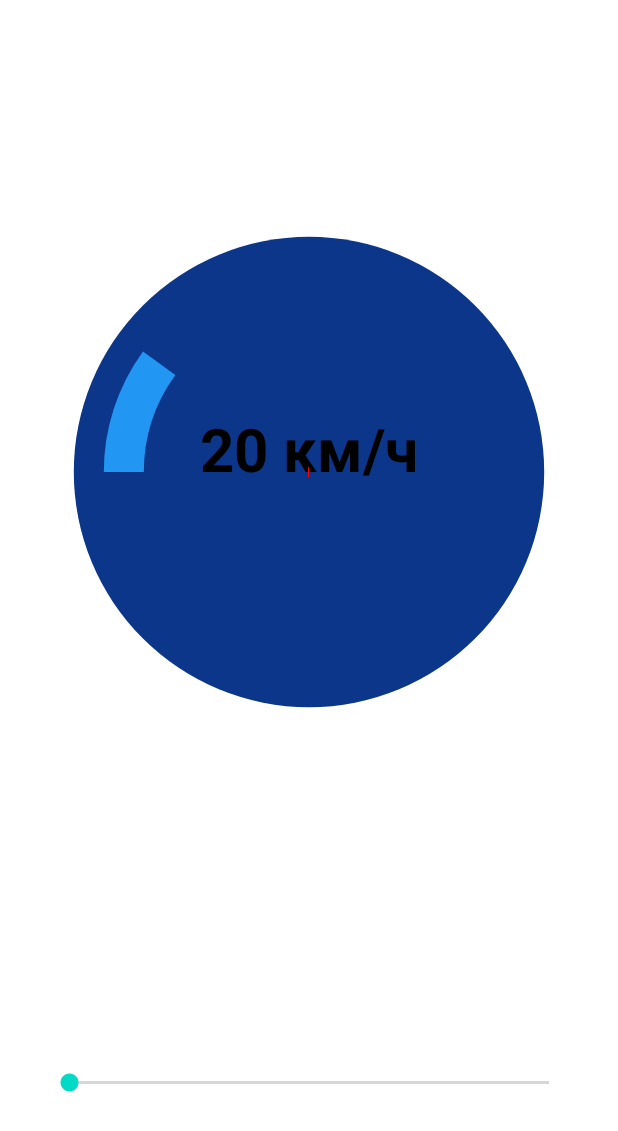
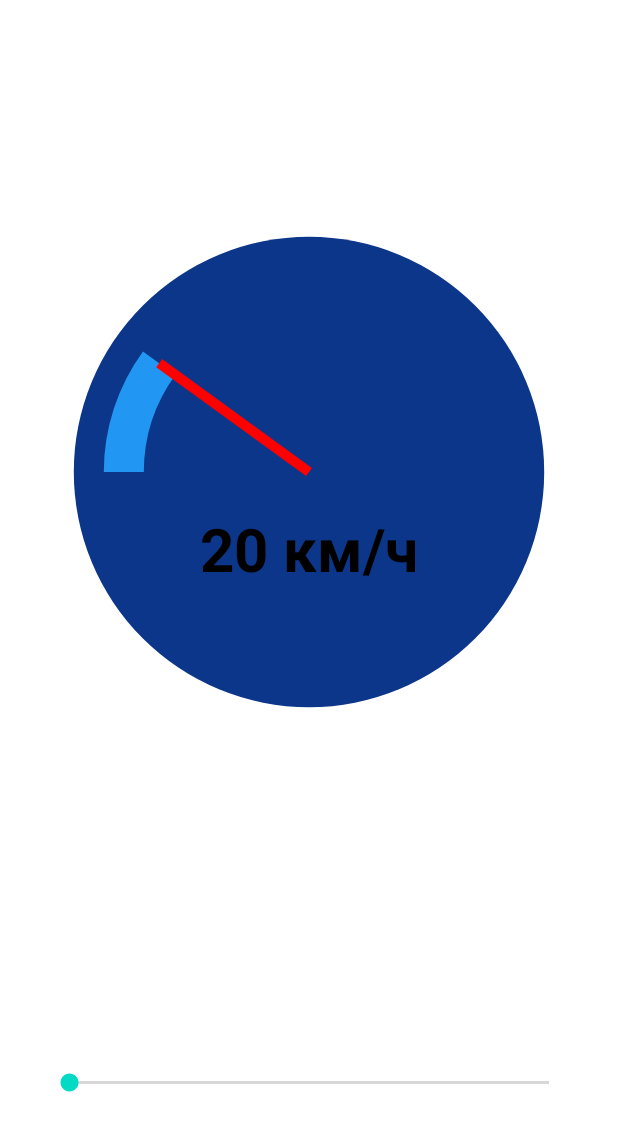
Before and after one commit to Alienstemple/Speedometer, an Android app: the layout activity_main.xml on its own in the app's theme, with its tools: preview values and no code run, on a phone screen of 412 x 824 dp. Shown: the top 1131 px of the screen. Run offline under Robolectric (Android 15) with nearby library versions, the phone set to English and light mode, and no system bars.

Commit message:
feat: Hand working

```diff
--- a/app/src/main/java/com/example/speedometer/SpeedometerView.kt
+++ b/app/src/main/java/com/example/speedometer/SpeedometerView.kt
@@ -94,21 +94,22 @@ class SpeedometerView @JvmOverloads constructor(
         canvas.drawArc(arcRect, -180f, 180f / max * progress, false, paintArc)
 
         // Draw the text label
-        canvas.drawText("$progress км/ч", mainRect.centerX(), mainRect.centerY(), paintText)
+        canvas.drawText("$progress км/ч", mainRect.centerX(), mainRect.centerY() + 100f, paintText)
 
         // Draw hand
-//        handX = cos(Math.PI * progress / max).toFloat()
-//        handY = sin(Math.PI * progress / max).toFloat()
-        handX = cos(Math.PI).toFloat()
-        handY = sin(Math.PI).toFloat()
+        val handOffset = 50f
+        val angle = Math.PI * progress / max - Math.PI  // - Pi because start angle is 180
+        handX = width/2 + ((radius - handOffset) * cos(angle)).toFloat()
+        handY = height/2 + ((radius - handOffset) * sin(angle)).toFloat()
         canvas.drawLine(
-            mainRect.centerX(),
-            mainRect.centerY(),
-            mainRect.centerX() + handX,
-            mainRect.centerY() - handY,
+            (width/2).toFloat(),
+            (height/2).toFloat(),
+            handX,
+            handY,
             paintHand
         )
-        Log.d("SpeedLog", "Cos Pi = ${cos(Math.PI / 4).toFloat()}")
+        Log.d("SpeedLog", "x = ${mainRect.centerX() + cos(Math.PI / 4).toFloat()} y = ${mainRect.centerY() - sin(Math.PI / 4).toFloat()}")
+
         Log.d("SpeedLog", "${mainRect.centerX()}, ${mainRect.centerY()}, ${mainRect.centerX() + handX}, ${mainRect.centerY() + handY}")
     }
 }
```
